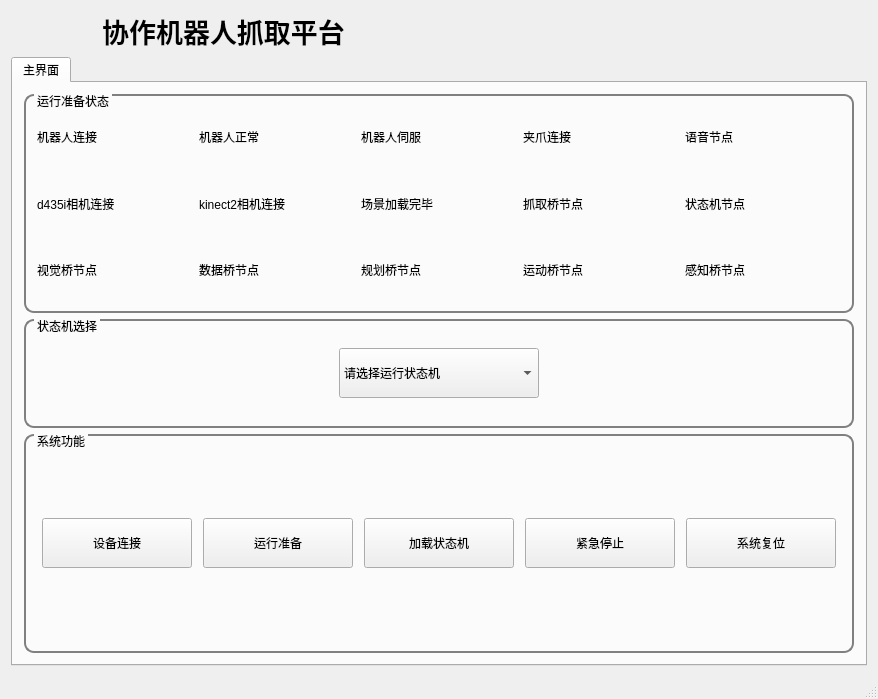
StoneRobot/grabrb_ui, file mainwindow.ui: the form before one commit.
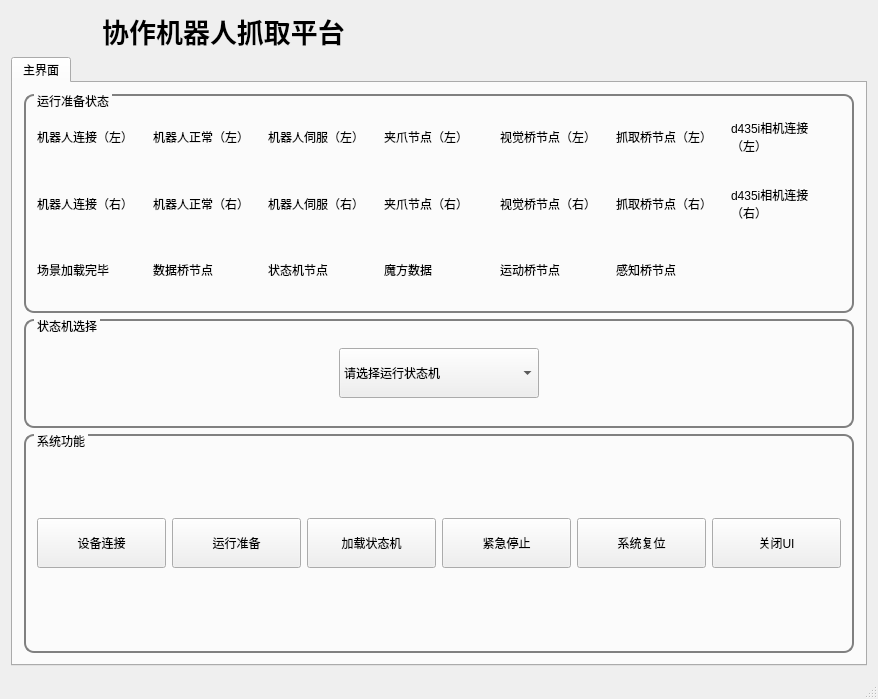
The form after the commit. Icons and pictures are not drawn.

What changed in the file:
```diff
--- a/mainwindow.ui
+++ b/mainwindow.ui
@@ -102,14 +102,28 @@
                   <layout class="QHBoxLayout" name="horizontalLayout_5">
                    <item>
                     <layout class="QGridLayout" name="gLayout_tabmain_status">
-                     <item row="3" column="3">
+                     <item row="3" column="2">
+                      <widget class="QLabel" name="label_tabmain_hscfsm">
+                       <property name="text">
+                        <string>状态机节点</string>
+                       </property>
+                      </widget>
+                     </item>
+                     <item row="0" column="2">
+                      <widget class="QLabel" name="label_tabmain_rbEnable_left">
+                       <property name="text">
+                        <string>机器人伺服（左）</string>
+                       </property>
+                      </widget>
+                     </item>
+                     <item row="3" column="4">
                       <widget class="QLabel" name="label_tabmain_motionBridge">
                        <property name="text">
                         <string>运动桥节点</string>
                        </property>
                       </widget>
                      </item>
-                     <item row="3" column="4">
+                     <item row="3" column="5">
                       <widget class="QLabel" name="label_tabmain_perceptionBridge">
                        <property name="text">
                         <string>感知桥节点</string>
@@ -119,28 +133,21 @@
                      <item row="0" column="0">
                       <widget class="QLabel" name="label_tabmain_rbConn">
                        <property name="text">
-                        <string>机器人连接</string>
+                        <string>机器人连接（左）</string>
                        </property>
                       </widget>
                      </item>
-                     <item row="0" column="1">
-                      <widget class="QLabel" name="label_tabmain_rbIsWell">
+                     <item row="0" column="3">
+                      <widget class="QLabel" name="label_tabmain_gripper_node_left">
                        <property name="text">
-                        <string>机器人正常</string>
+                        <string>夹爪节点（左）</string>
                        </property>
                       </widget>
                      </item>
-                     <item row="0" column="2">
-                      <widget class="QLabel" name="label_tabmain_rbEnable">
+                     <item row="3" column="3">
+                      <widget class="QLabel" name="label_tabmain_cube_bridge">
                        <property name="text">
-                        <string>机器人伺服</string>
-                       </property>
-                      </widget>
-                     </item>
-                     <item row="3" column="2">
-                      <widget class="QLabel" name="label_tabmain_plannerBridge">
-                       <property name="text">
-                        <string>规划桥节点</string>
+                        <string>魔方数据</string>
                        </property>
                       </widget>
                      </item>
@@ -151,59 +158,89 @@
                        </property>
                       </widget>
                      </item>
-                     <item row="0" column="3">
-                      <widget class="QLabel" name="label_tabmain_gripperConn">
-                       <property name="text">
-                        <string>夹爪连接</string>
-                       </property>
-                      </widget>
-                     </item>
                      <item row="0" column="4">
-                      <widget class="QLabel" name="label_tabmain_voiceNode">
+                      <widget class="QLabel" name="label_tabmain_gripperConn">
                        <property name="text">
-                        <string>语音节点</string>
+                        <string>视觉桥节点（左）</string>
+                       </property>
+                      </widget>
+                     </item>
+                     <item row="0" column="5">
+                      <widget class="QLabel" name="label_tabmain_pickPlaceBridge_left">
+                       <property name="text">
+                        <string>抓取桥节点（左）</string>
                        </property>
                       </widget>
                      </item>
                      <item row="1" column="0">
                       <widget class="QLabel" name="label_tabmain_d435iConn">
                        <property name="text">
-                        <string>d435i相机连接</string>
+                        <string>机器人连接（右）</string>
                        </property>
                       </widget>
                      </item>
                      <item row="1" column="1">
                       <widget class="QLabel" name="label_tabmain_kinect2Conn">
                        <property name="text">
-                        <string>kinect2相机连接</string>
+                        <string>机器人正常（右）</string>
                        </property>
                       </widget>
                      </item>
                      <item row="3" column="0">
-                      <widget class="QLabel" name="label_tabmain_visionBridge">
-                       <property name="text">
-                        <string>视觉桥节点</string>
-                       </property>
-                      </widget>
-                     </item>
-                     <item row="1" column="2">
-                      <widget class="QLabel" name="label_tabmain_senceFinish">
+                      <widget class="QLabel" name="label_tabmain_senceFinish_2">
                        <property name="text">
                         <string>场景加载完毕</string>
                        </property>
                       </widget>
                      </item>
                      <item row="1" column="3">
-                      <widget class="QLabel" name="label_tabmain_pickPlaceBridge">
+                      <widget class="QLabel" name="label_tabmain_gripper_node_right">
                        <property name="text">
-                        <string>抓取桥节点</string>
+                        <string>夹爪节点（右）</string>
                        </property>
                       </widget>
                      </item>
                      <item row="1" column="4">
-                      <widget class="QLabel" name="label_tabmain_uiNode">
+                      <widget class="QLabel" name="label_tabmain_pickPlaceBridge">
                        <property name="text">
-                        <string>状态机节点</string>
+                        <string>视觉桥节点（右）</string>
+                       </property>
+                      </widget>
+                     </item>
+                     <item row="1" column="5">
+                      <widget class="QLabel" name="label_tabmain_pickPlaceBridge_right">
+                       <property name="text">
+                        <string>抓取桥节点（右）</string>
+                       </property>
+                      </widget>
+                     </item>
+                     <item row="1" column="6">
+                      <widget class="QLabel" name="label_tabmain_d435i_right">
+                       <property name="text">
+                        <string>d435i相机连接
+（右）</string>
+                       </property>
+                      </widget>
+                     </item>
+                     <item row="0" column="1">
+                      <widget class="QLabel" name="label_tabmain_rbIsWell_left">
+                       <property name="text">
+                        <string>机器人正常（左）</string>
+                       </property>
+                      </widget>
+                     </item>
+                     <item row="1" column="2">
+                      <widget class="QLabel" name="label_tabmain_rbEnable_rihgt">
+                       <property name="text">
+                        <string>机器人伺服（右）</string>
+                       </property>
+                      </widget>
+                     </item>
+                     <item row="0" column="6">
+                      <widget class="QLabel" name="label_tabmain_d435i_left">
+                       <property name="text">
+                        <string>d435i相机连接
+（左）</string>
                        </property>
                       </widget>
                      </item>
@@ -391,6 +428,19 @@
                      </property>
                     </widget>
                    </item>
+                   <item>
+                    <widget class="QPushButton" name="btn_tabmain_close">
+                     <property name="maximumSize">
+                      <size>
+                       <width>150</width>
+                       <height>50</height>
+                      </size>
+                     </property>
+                     <property name="text">
+                      <string>关闭UI</string>
+                     </property>
+                    </widget>
+                   </item>
                   </layout>
                  </widget>
                 </item>
```
Left out of the diff: 6 changed lines with no effect on the pictures.
